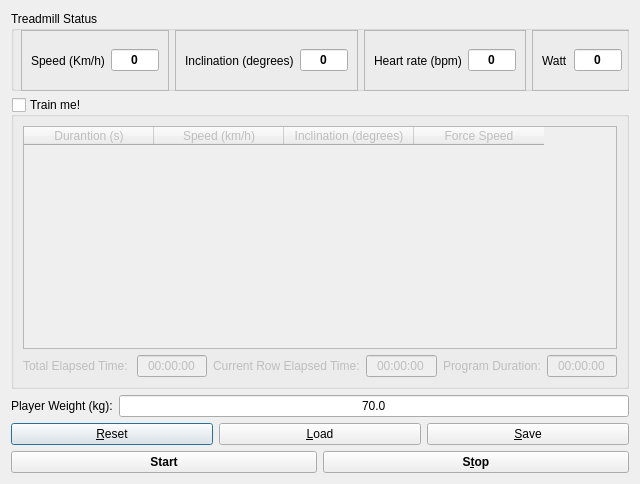
Qt form src/mainwindow.ui (cagnulein/qdomyos-zwift) before a commit.
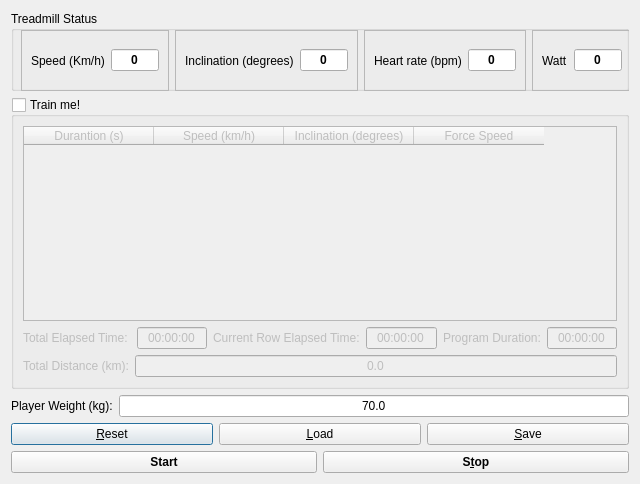
The same form after that commit.

Commit message: train program total distance added to UI

```diff
--- a/src/mainwindow.ui
+++ b/src/mainwindow.ui
@@ -351,6 +351,30 @@
           </item>
          </layout>
         </item>
+        <item>
+         <layout class="QHBoxLayout" name="horizontalLayout_12">
+          <item>
+           <widget class="QLabel" name="label_9">
+            <property name="text">
+             <string>Total Distance (km):</string>
+            </property>
+           </widget>
+          </item>
+          <item>
+           <widget class="QLineEdit" name="trainProgramTotalDistance">
+            <property name="text">
+             <string>0.0</string>
+            </property>
+            <property name="alignment">
+             <set>Qt::AlignCenter</set>
+            </property>
+            <property name="readOnly">
+             <bool>true</bool>
+            </property>
+           </widget>
+          </item>
+         </layout>
+        </item>
        </layout>
       </item>
      </layout>
```
The commit also changes 3 other files.
